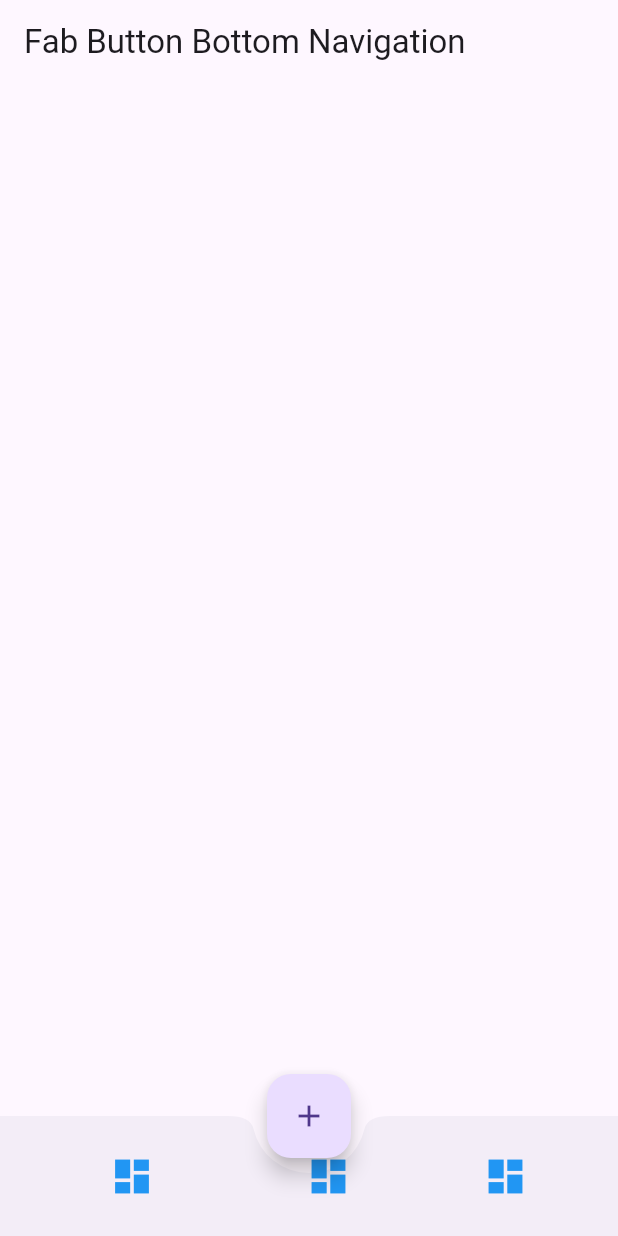
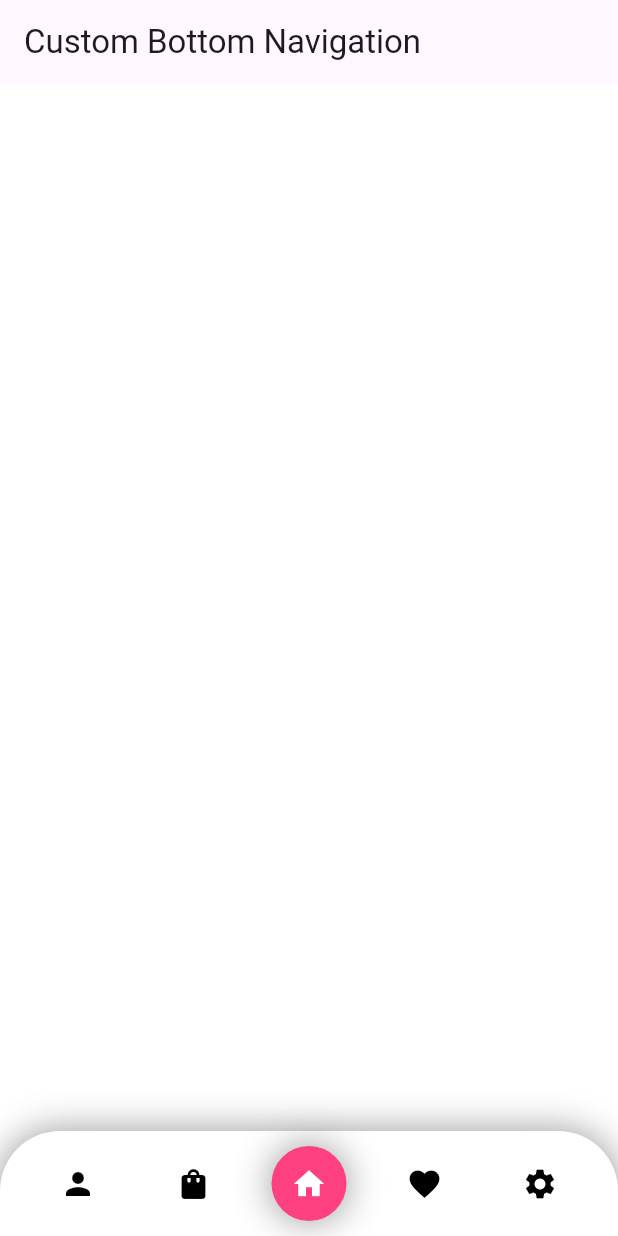
Before and after one commit to Nahid009/BottomNavigation, a Flutter app: the screen it shows after launch, on a phone screen of 412 x 824 dp. Run offline on Flutter 3.47's test engine with Material 3 defaults, Android fonts, the phone set to English and light mode, and no system bars.

Commit message:
Bottom Navigation Basic Flutter RounderCorderBottomNavigation

```diff
--- /dev/null
+++ b/lib/RounderCorderBottomNav.dart
@@ -0,0 +1,61 @@
+import 'package:flutter/cupertino.dart';
+import 'package:flutter/material.dart';
+
+class HomeScreenThree extends StatefulWidget {
+  const HomeScreenThree({Key? key}) : super(key: key);
+
+  @override
+  _HomeScreenThreeState createState() => _HomeScreenThreeState();
+}
+
+class _HomeScreenThreeState extends State<HomeScreenThree> {
+  @override
+  Widget build(BuildContext context) {
+    return Scaffold(
+      backgroundColor: Colors.white,
+      appBar: AppBar(
+        title: Text("Custom Bottom Navigation"),
+      ),
+      body: Container(),
+      bottomNavigationBar: Container(
+        height: 70,
+        child: Container(
+          decoration: BoxDecoration(
+              color: Colors.white,
+              borderRadius: BorderRadius.only(
+                  topLeft: Radius.circular(40), topRight: Radius.circular(40)),
+              boxShadow: [
+                BoxShadow(blurRadius: 20, color: Colors.grey, spreadRadius: 1)
+              ]),
+          child: Row(
+            mainAxisAlignment: MainAxisAlignment.spaceEvenly,
+            children: [
+              buildContainerBottomNav(Icons.person),
+              buildContainerBottomNav(Icons.shopping_bag),
+              buildContainerBottomNav(Icons.home, isSelected: true),
+              buildContainerBottomNav(Icons.favorite),
+              buildContainerBottomNav(Icons.settings),
+            ],
+          ),
+        ),
+      ),
+    );
+  }
+
+  Container buildContainerBottomNav(IconData icon, {isSelected = false}) {
+    return Container(
+      decoration: BoxDecoration(
+        color: isSelected ? Colors.pinkAccent : Colors.white,
+        shape: BoxShape.circle,
+        boxShadow: isSelected
+            ? [
+                BoxShadow(color: Colors.grey, blurRadius: 20, spreadRadius: 1),
+              ]
+            : [],
+      ),
+      height: 50,
+      width: 50,
+      child: Icon(icon, color: isSelected ? Colors.white : Colors.black),
+    );
+  }
+}
--- a/lib/main.dart
+++ b/lib/main.dart
@@ -1,6 +1,7 @@
 import 'package:flutter/cupertino.dart';
 import 'package:flutter/material.dart';
 import 'package:flutter_basic/HomeScreen.dart';
+import 'package:flutter_basic/RounderCorderBottomNav.dart';
 
 import 'HomeScreenTwo.dart';
 
@@ -16,7 +17,7 @@ class MyApp extends StatelessWidget {
       theme: ThemeData(
         primarySwatch: Colors.blue,
       ),
-      home: HomeScreenTwo(),
+      home: HomeScreenThree(),
     );
   }
 }
```
